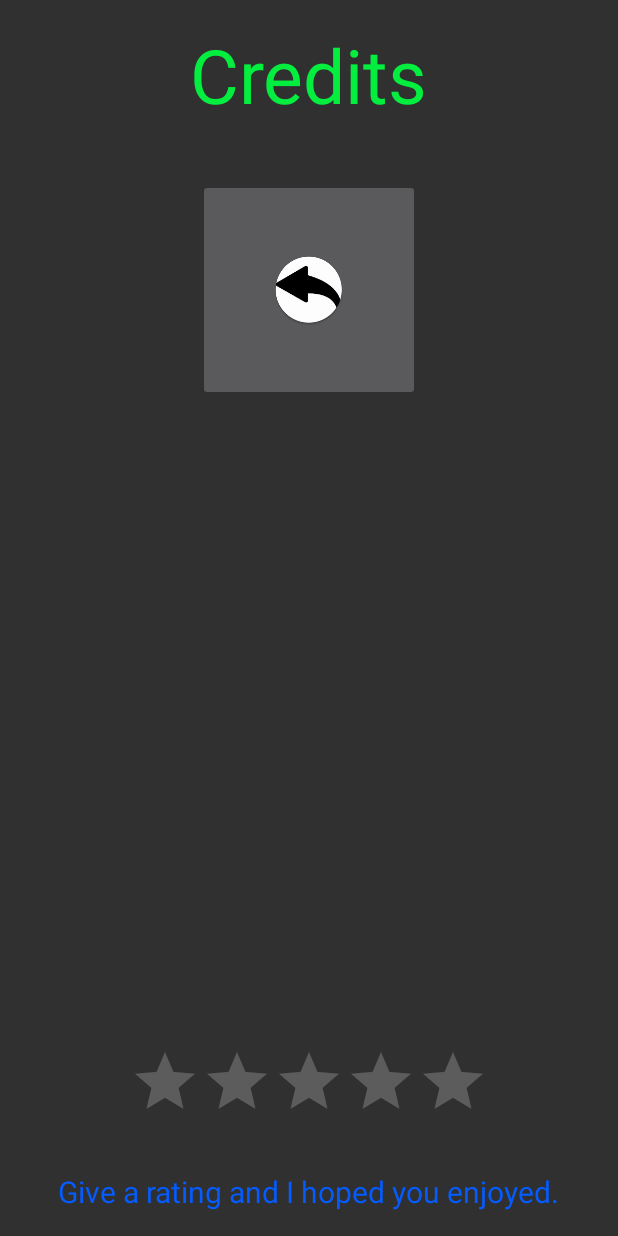
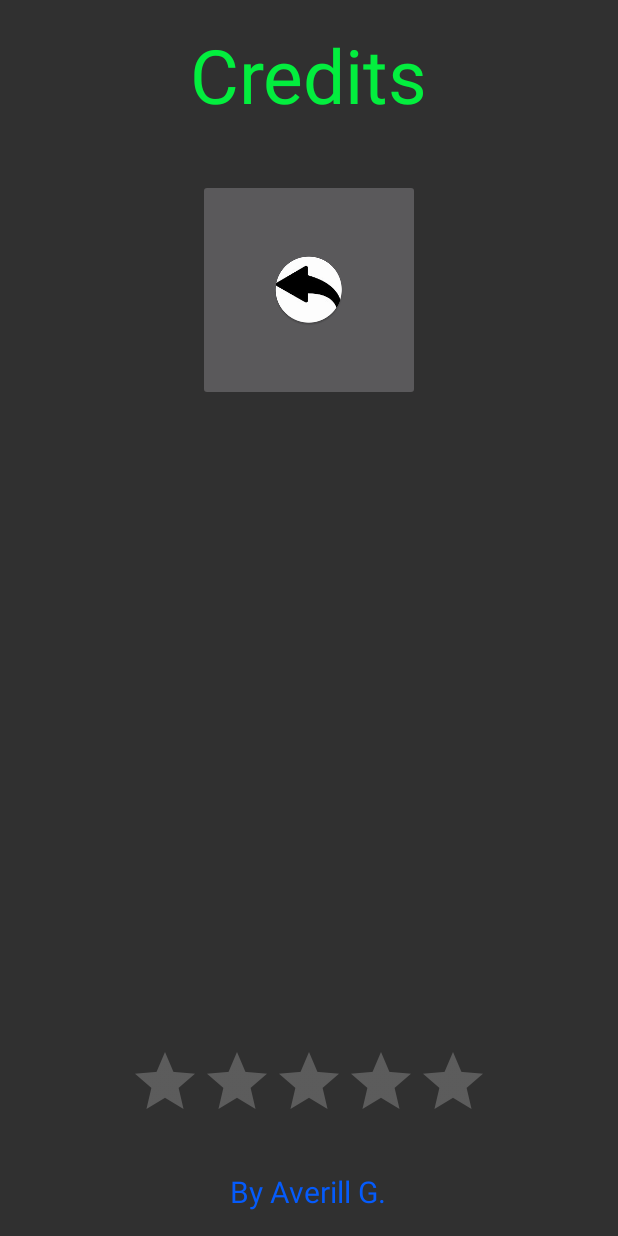
Before and after one commit to TheDoctoir/Summative, an Android app: the Credits screen opened directly, with no data from a screen before it, on a phone screen of 412 x 824 dp. Run offline under Robolectric (Android 15) with nearby library versions, the phone set to English and light mode, and no system bars.

Commit message:
all good except image part

```diff
--- a/app/src/main/res/layout/activity_credits.xml
+++ b/app/src/main/res/layout/activity_credits.xml
@@ -46,7 +46,7 @@
         android:layout_width="wrap_content"
         android:layout_height="wrap_content"
         android:textAppearance="?android:attr/textAppearanceSmall"
-        android:text="Give a rating and I hoped you enjoyed."
+        android:text="By Averill G."
         android:id="@+id/textView"
         android:layout_alignParentBottom="true"
         android:layout_centerHorizontal="true"
```
